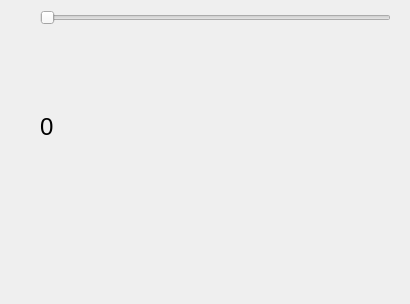
Before: the Qt Designer form widget.ui in scil/window-monitor-kill, drawn with Qt 5.
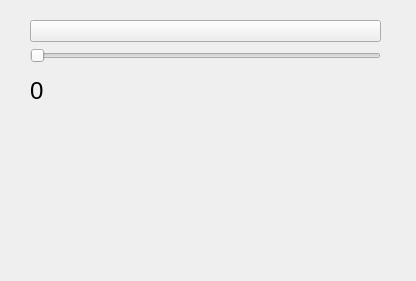
After: the same form once the commit is applied.

Diff of the .ui file:
```diff
--- a/widget.ui
+++ b/widget.ui
@@ -6,8 +6,8 @@
    <rect>
     <x>0</x>
     <y>0</y>
-    <width>410</width>
-    <height>304</height>
+    <width>416</width>
+    <height>281</height>
    </rect>
   </property>
   <property name="windowTitle">
@@ -16,19 +16,30 @@
   <widget class="QWidget" name="verticalLayoutWidget">
    <property name="geometry">
     <rect>
-     <x>40</x>
-     <y>10</y>
+     <x>30</x>
+     <y>20</y>
      <width>351</width>
-     <height>281</height>
+     <height>141</height>
     </rect>
    </property>
    <layout class="QVBoxLayout" name="verticalLayout">
+    <item>
+     <layout class="QHBoxLayout" name="horizontalLayout">
+      <item>
+       <widget class="QPushButton" name="restartBtn">
+        <property name="text">
+         <string/>
+        </property>
+       </widget>
+      </item>
+     </layout>
+    </item>
     <item>
      <widget class="QSlider" name="processSlider">
       <property name="sizePolicy">
        <sizepolicy hsizetype="Expanding" vsizetype="Fixed">
         <horstretch>0</horstretch>
-        <verstretch>1</verstretch>
+        <verstretch>0</verstretch>
        </sizepolicy>
       </property>
       <property name="orientation">
@@ -41,7 +52,7 @@
       <property name="sizePolicy">
        <sizepolicy hsizetype="Preferred" vsizetype="Preferred">
         <horstretch>0</horstretch>
-        <verstretch>3</verstretch>
+        <verstretch>0</verstretch>
        </sizepolicy>
       </property>
       <property name="font">
@@ -60,7 +71,7 @@
       <property name="sizePolicy">
        <sizepolicy hsizetype="Preferred" vsizetype="Preferred">
         <horstretch>0</horstretch>
-        <verstretch>1</verstretch>
+        <verstretch>0</verstretch>
        </sizepolicy>
       </property>
       <property name="text">
```
